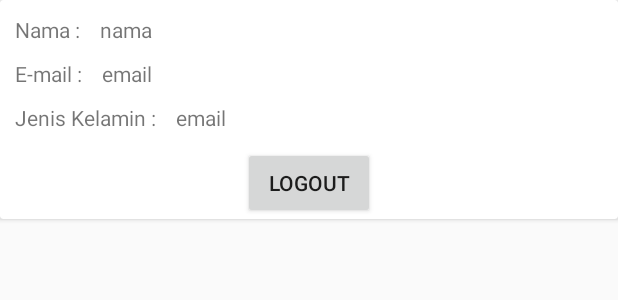
After one commit to LugieNurAhmad/PABTubes, an Android app: the layout listlayout_profil.xml on its own in the app's theme, with its tools: preview values and no code run, on a phone screen of 412 x 824 dp. The commit adds this screen. Shown: the top 300 px of the screen. Run offline under Robolectric (Android 15) with nearby library versions, the phone set to English and light mode, and no system bars.

Commit message:
retrieve Profil data

```diff
--- a/AndroidStudioProjects/PABTubes/app/src/main/java/com/example/pabtubes/tesquestion/TypeQuestion.java
+++ b/AndroidStudioProjects/PABTubes/app/src/main/java/com/example/pabtubes/tesquestion/TypeQuestion.java
@@ -49,7 +49,7 @@ public class TypeQuestion extends AppCompatActivity {
 
 
     private String userID;
-    public String safe="Aman",paranoid=" Paranoid ", hebefenik=" Heberefenik ", katatonik=" Katatonik ", ter="T ak_Terperinci ",residual=" Residual ",simplex=" Simplex ",pasca=" Pasca ", penyakitDB, hasilDB;
+    public String safe="Aman",paranoid=" Paranoid ", hebefenik=" Heberefenik ", katatonik=" Katatonik ", ter="Tak Terperinci ",residual=" Residual ",simplex=" Simplex ",pasca=" Pasca ", penyakitDB, hasilDB;
     public String penyakit = "Diagnosis : \n";
 //    String aman = "Belum ada indikasi terkena Skizofrenia";
 //    String tipeParanoid = "Anda terkena Skizofrenia Paranoid";
--- /dev/null
+++ b/AndroidStudioProjects/PABTubes/app/src/main/res/layout/listlayout_profil.xml
@@ -0,0 +1,90 @@
+<?xml version="1.0" encoding="utf-8"?>
+<LinearLayout xmlns:android="http://schemas.android.com/apk/res/android"
+    xmlns:app="http://schemas.android.com/apk/res-auto"
+    android:orientation="vertical"
+    android:layout_width="match_parent"
+    android:layout_height="match_parent">
+
+    <androidx.cardview.widget.CardView
+        android:layout_width="match_parent"
+        android:layout_height="wrap_content">
+        <androidx.constraintlayout.widget.ConstraintLayout
+            android:id="@+id/constraintId"
+            android:layout_width="match_parent"
+            android:layout_height="match_parent"
+            android:orientation="vertical">
+
+            <TextView
+                android:id="@+id/tvNama"
+                android:layout_width="wrap_content"
+                android:layout_height="wrap_content"
+                android:layout_margin="10dp"
+                android:text="Nama : "
+                app:layout_constraintStart_toStartOf="parent"
+                app:layout_constraintTop_toTopOf="parent" />
+
+            <TextView
+                android:id="@+id/tvIsiNama"
+                android:layout_width="wrap_content"
+                android:layout_height="wrap_content"
+                android:layout_margin="10dp"
+                android:layout_marginTop="8dp"
+                android:text="nama"
+                app:layout_constraintStart_toEndOf="@+id/tvNama"
+                app:layout_constraintTop_toTopOf="parent" />
+
+            <TextView
+                android:id="@+id/tvEmail"
+                android:layout_width="wrap_content"
+                android:layout_height="wrap_content"
+                android:layout_margin="10dp"
+                android:layout_marginTop="16dp"
+                android:text="E-mail : "
+                app:layout_constraintStart_toStartOf="parent"
+                app:layout_constraintTop_toBottomOf="@+id/tvNama" />
+
+            <TextView
+                android:id="@+id/tvIsiEmail"
+                android:layout_width="wrap_content"
+                android:layout_height="wrap_content"
+                android:layout_margin="10dp"
+                android:layout_marginTop="16dp"
+                android:text="email"
+                app:layout_constraintStart_toEndOf="@+id/tvEmail"
+                app:layout_constraintTop_toBottomOf="@+id/tvIsiNama" />
+
+            <TextView
+                android:id="@+id/tvGender"
+                android:layout_width="wrap_content"
+                android:layout_height="wrap_content"
+                android:layout_margin="10dp"
+                android:layout_marginTop="16dp"
+                android:text="Jenis Kelamin : "
+                app:layout_constraintStart_toStartOf="parent"
+                app:layout_constraintTop_toBottomOf="@+id/tvEmail" />
+
+            <TextView
+                android:id="@+id/tvIsiGender"
+                android:layout_width="wrap_content"
+                android:layout_height="wrap_content"
+                android:layout_margin="10dp"
+                android:layout_marginTop="16dp"
+                android:text="email"
+                app:layout_constraintStart_toEndOf="@+id/tvGender"
+                app:layout_constraintTop_toBottomOf="@+id/tvIsiEmail" />
+
+            <Button
+                android:id="@+id/btn_logout"
+                android:layout_width="wrap_content"
+                android:layout_height="wrap_content"
+                android:layout_gravity="center"
+                android:layout_marginTop="10dp"
+                android:text="Logout"
+                app:layout_constraintEnd_toEndOf="parent"
+                app:layout_constraintStart_toStartOf="parent"
+                app:layout_constraintTop_toBottomOf="@+id/tvGender" />
+        </androidx.constraintlayout.widget.ConstraintLayout>
+
+    </androidx.cardview.widget.CardView>
+
+</LinearLayout>
```
Also changed, not shown: AndroidStudioProjects/PABTubes/app/src/main/java/com/example/pabtubes/AdapterProfil.java (added, +45 -0 lines), AndroidStudioProjects/PABTubes/app/src/main/java/com/example/pabtubes/profil.java (+67 -8 lines), AndroidStudioProjects/PABTubes/app/src/main/res/layout/activity_profil.xml (+65 -36 lines).
